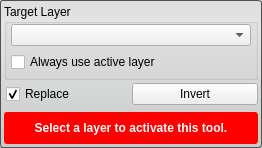
The window that src/Interface/ToolInterface/InvertToolInterface.ui (jessdtate/Seg3D) describes before a commit, drawn with Qt 5.
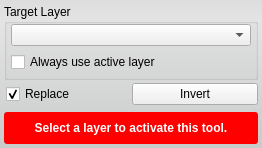
The same window after the commit. Custom widgets are drawn as their Qt base class.

What changed in the file:
```diff
--- a/src/Interface/ToolInterface/InvertToolInterface.ui
+++ b/src/Interface/ToolInterface/InvertToolInterface.ui
@@ -34,7 +34,6 @@
   <property name="styleSheet">
    <string notr="true">QWidget#InvertToolInterface{
 	border-radius: 3px;
-	border: 1px solid rgb(80, 80,80);
 	background-color: qlineargradient(spread:pad, x1:0.5, y1:0, x2:0.5, y2:0.960227, stop:0 rgba(221, 221, 221, 255), stop:0.155779 rgba(228, 228, 228, 255), stop:1 rgba(202, 204, 204, 255));      
 }</string>
   </property>
```
